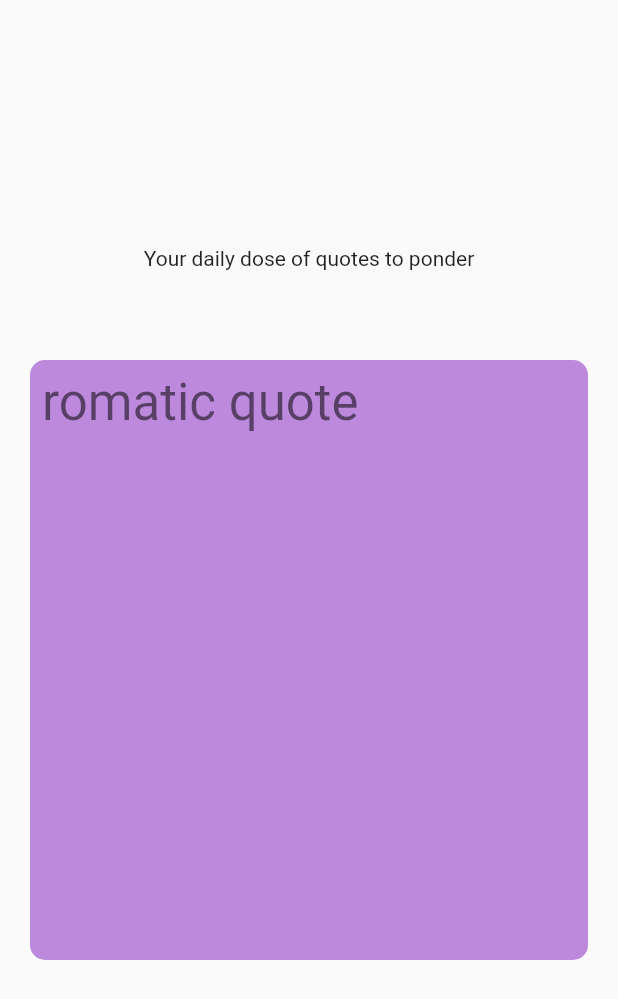
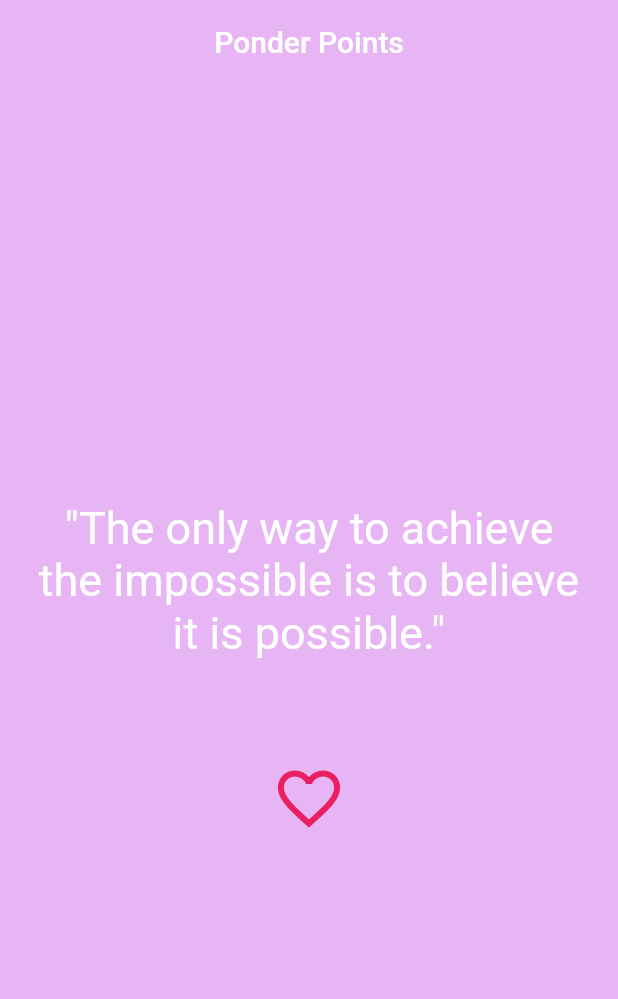
Before and after one commit to MiriamBaumgartner/ponder_points_app, a Flutter app: the screen it shows after launch, on a phone screen of 412 x 824 dp. Shown: the top 999 px of the screen. Run offline on Flutter 3.47's test engine with Material 2 defaults, Android fonts, the phone set to English and light mode, and no system bars.

Commit message:
added quotes list, added fav icon, added appbar

```diff
--- a/lib/main.dart
+++ b/lib/main.dart
@@ -1,67 +1,86 @@
+import 'dart:math';
+
 import 'package:flutter/material.dart';
 
 void main() {
-  runApp(const MyApp());
+  runApp(MyApp());
 }
 
 class MyApp extends StatelessWidget {
-  const MyApp({super.key});
+  MyApp({super.key});
 
-  // This widget is the root of your application.
   @override
   Widget build(BuildContext context) {
     return MaterialApp(
       title: 'Flutter Demo',
-      home: const MyHomePage(title: 'Flutter Demo Home Page'),
+      home: const MyHomePage(),
     );
   }
 }
 
 class MyHomePage extends StatefulWidget {
-  const MyHomePage({super.key, required this.title});
-
-  final String title;
+  const MyHomePage({
+    super.key,
+  });
 
   @override
   State<MyHomePage> createState() => _MyHomePageState();
 }
 
 class _MyHomePageState extends State<MyHomePage> {
+  List<String> quotes = [
+    '"The only way to achieve the impossible is to believe it is possible."',
+    '"Believe you can and you are halfway there."',
+    '"The only limit to our realization of tomorrow will be our doubts of today." ',
+    '"The future belongs to those who believe in the beauty of their dreams."',
+    '"Dont be afraid to give up the good to go for the great."',
+  ];
+
   @override
   Widget build(BuildContext context) {
     return Scaffold(
+      backgroundColor: Color.fromARGB(255, 231, 181, 243),
+      appBar: AppBar(
+        backgroundColor: Color.fromARGB(255, 231, 181, 243),
+        elevation: 0,
+        centerTitle: true,
+        title: const Text(
+          'Ponder Points',
+        ),
+      ),
       body: Center(
         child: Column(
           mainAxisAlignment: MainAxisAlignment.center,
-          children: <Widget>[
-            const Text(
-              'Your daily dose of quotes to ponder',
+          children: [
+            Padding(
+              padding: const EdgeInsets.all(20),
+              child: Text(
+                getQuote(),
+                textAlign: TextAlign.center,
+                style: TextStyle(color: Colors.white, fontSize: 30),
+              ),
             ),
-            const SizedBox(
+            SizedBox(
+              width: 40,
               height: 40,
             ),
-            Padding(
-              padding: const EdgeInsets.all(20.0),
-              child: Container(
-                width: MediaQuery.of(context).size.width,
-                height: 400,
-                decoration: BoxDecoration(
-                  color: Color.fromARGB(255, 189, 137, 221),
-                  borderRadius: BorderRadius.circular(10),
-                ),
-                child: Padding(
-                  padding: const EdgeInsets.all(8.0),
-                  child: Text(
-                    'romatic quote',
-                    textScaleFactor: 1,
-                    style: Theme.of(context).textTheme.headlineMedium,
-                  ),
-                ),
-              ),
+            IconButton(
+              onPressed: () {},
+              icon: Icon(Icons.favorite_border),
+              iconSize: 50,
+              color: Colors.pink,
             ),
           ],
         ),
       ),
     );
   }
+
+  String getQuote() {
+    final _random = Random();
+    final randomInt = _random.nextInt(quotes.length);
+    print(randomInt);
+    var quote = quotes[randomInt];
+    return quote;
+  }
 }
```
